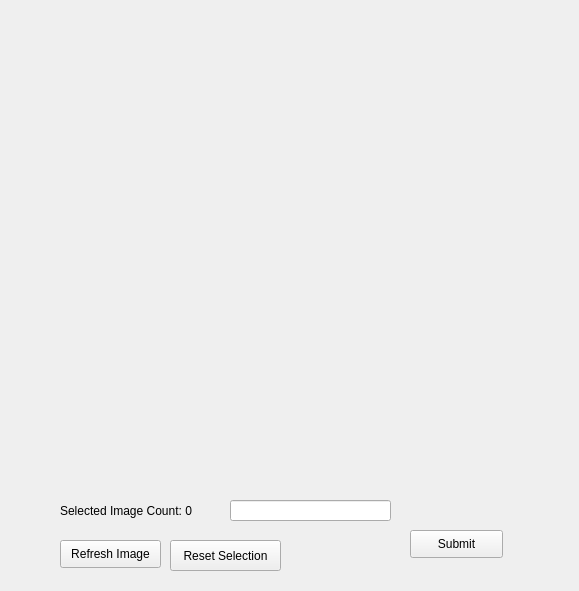
Before: the Qt Designer form src/views/register_views/image_password_view.ui in devforgely/MFA-Simulator, drawn with Qt 5.
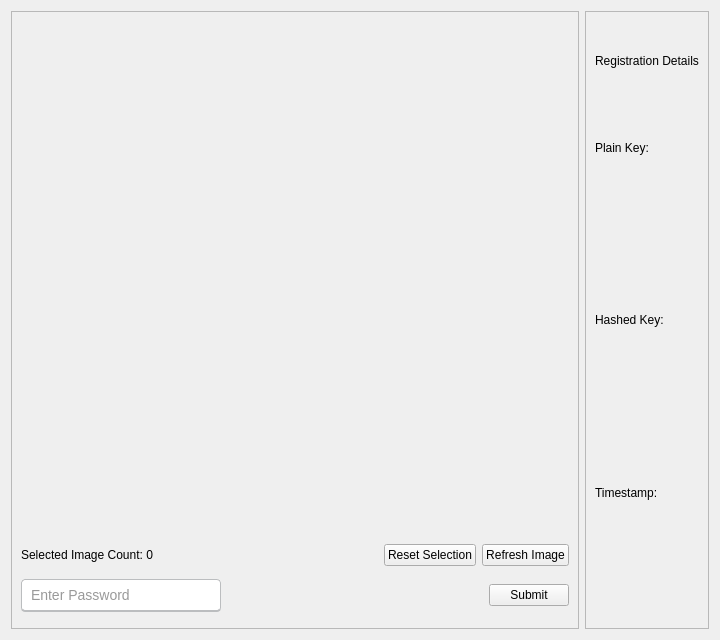
After: the same form once the commit is applied.

Patch:
```diff
--- a/src/views/register_views/image_password_view.ui
+++ b/src/views/register_views/image_password_view.ui
@@ -6,90 +6,265 @@
    <rect>
     <x>0</x>
     <y>0</y>
-    <width>579</width>
-    <height>591</height>
+    <width>720</width>
+    <height>640</height>
    </rect>
   </property>
   <property name="windowTitle">
    <string>Form</string>
   </property>
-  <widget class="QWidget" name="gridLayoutWidget">
-   <property name="geometry">
-    <rect>
-     <x>60</x>
-     <y>30</y>
-     <width>450</width>
-     <height>450</height>
-    </rect>
-   </property>
-   <layout class="QGridLayout" name="image_view" rowminimumheight="0" columnminimumwidth="0">
-    <property name="spacing">
-     <number>5</number>
-    </property>
-   </layout>
-  </widget>
-  <widget class="QPushButton" name="submit_btn">
-   <property name="geometry">
-    <rect>
-     <x>410</x>
-     <y>530</y>
-     <width>93</width>
-     <height>28</height>
-    </rect>
-   </property>
-   <property name="text">
-    <string>Submit</string>
-   </property>
-  </widget>
-  <widget class="QPushButton" name="refresh_btn">
-   <property name="geometry">
-    <rect>
-     <x>60</x>
-     <y>540</y>
-     <width>101</width>
-     <height>28</height>
-    </rect>
-   </property>
-   <property name="text">
-    <string>Refresh Image</string>
-   </property>
-  </widget>
-  <widget class="QLabel" name="select_lbl">
-   <property name="geometry">
-    <rect>
-     <x>60</x>
-     <y>500</y>
-     <width>161</width>
-     <height>21</height>
-    </rect>
-   </property>
-   <property name="text">
-    <string>Selected Image Count: 0</string>
-   </property>
-  </widget>
-  <widget class="QLineEdit" name="password_field">
-   <property name="geometry">
-    <rect>
-     <x>230</x>
-     <y>500</y>
-     <width>161</width>
-     <height>21</height>
-    </rect>
-   </property>
-  </widget>
-  <widget class="QPushButton" name="reset_btn">
-   <property name="geometry">
-    <rect>
-     <x>170</x>
-     <y>540</y>
-     <width>111</width>
-     <height>31</height>
-    </rect>
-   </property>
-   <property name="text">
-    <string>Reset Selection</string>
-   </property>
-  </widget>
+  <layout class="QHBoxLayout" name="horizontalLayout_3">
+   <item>
+    <widget class="QFrame" name="left_frame">
+     <property name="minimumSize">
+      <size>
+       <width>315</width>
+       <height>0</height>
+      </size>
+     </property>
+     <property name="maximumSize">
+      <size>
+       <width>615</width>
+       <height>16777215</height>
+      </size>
+     </property>
+     <property name="styleSheet">
+      <string notr="true">QLineEdit {
+	height: 30px;
+	width: 200px;
+  	margin: 7px 0;
+	padding: 0 7px;
+	border: 1.2px solid #bbbdbf;
+ 	border-bottom-width: 2px;
+ 	border-radius: 4px;
+	font-size: 14px;
+	font-weight: 400;
+	color: #333;
+}
+
+QLineEdit:focus {
+	border-color: #4070f4;
+}</string>
+     </property>
+     <property name="frameShape">
+      <enum>QFrame::StyledPanel</enum>
+     </property>
+     <property name="frameShadow">
+      <enum>QFrame::Raised</enum>
+     </property>
+     <layout class="QVBoxLayout" name="verticalLayout_2" stretch="0,0,0">
+      <item>
+       <widget class="QFrame" name="image_view">
+        <property name="minimumSize">
+         <size>
+          <width>400</width>
+          <height>400</height>
+         </size>
+        </property>
+        <property name="styleSheet">
+         <string notr="true">QLineEdit {
+	height: 30px;
+	width: 200px;
+  	margin: 7px 0;
+	padding: 0 7px;
+	border: 1.2px solid #bbbdbf;
+ 	border-bottom-width: 2px;
+ 	border-radius: 4px;
+	font-size: 14px;
+	font-weight: 400;
+	color: #333;
+}
+
+QLineEdit:focus {
+	border-color: #4070f4;
+}</string>
+        </property>
+        <property name="frameShape">
+         <enum>QFrame::NoFrame</enum>
+        </property>
+        <property name="frameShadow">
+         <enum>QFrame::Plain</enum>
+        </property>
+        <layout class="QGridLayout" name="gridLayout" columnstretch="0">
+         <property name="leftMargin">
+          <number>0</number>
+         </property>
+         <property name="topMargin">
+          <number>0</number>
+         </property>
+         <property name="rightMargin">
+          <number>0</number>
+         </property>
+         <property name="bottomMargin">
+          <number>0</number>
+         </property>
+         <property name="spacing">
+          <number>5</number>
+         </property>
+        </layout>
+       </widget>
+      </item>
+      <item>
+       <layout class="QHBoxLayout" name="horizontalLayout_2">
+        <item>
+         <widget class="QLabel" name="select_lbl">
+          <property name="text">
+           <string>Selected Image Count: 0</string>
+          </property>
+         </widget>
+        </item>
+        <item>
+         <spacer name="horizontalSpacer_2">
+          <property name="orientation">
+           <enum>Qt::Horizontal</enum>
+          </property>
+          <property name="sizeHint" stdset="0">
+           <size>
+            <width>40</width>
+            <height>20</height>
+           </size>
+          </property>
+         </spacer>
+        </item>
+        <item>
+         <widget class="QPushButton" name="reset_btn">
+          <property name="text">
+           <string>Reset Selection</string>
+          </property>
+         </widget>
+        </item>
+        <item>
+         <widget class="QPushButton" name="refresh_btn">
+          <property name="text">
+           <string>Refresh Image</string>
+          </property>
+         </widget>
+        </item>
+       </layout>
+      </item>
+      <item>
+       <layout class="QHBoxLayout" name="horizontalLayout">
+        <property name="spacing">
+         <number>5</number>
+        </property>
+        <item>
+         <widget class="QLineEdit" name="password_field">
+          <property name="sizePolicy">
+           <sizepolicy hsizetype="Minimum" vsizetype="Fixed">
+            <horstretch>0</horstretch>
+            <verstretch>0</verstretch>
+           </sizepolicy>
+          </property>
+          <property name="minimumSize">
+           <size>
+            <width>120</width>
+            <height>0</height>
+           </size>
+          </property>
+          <property name="maximumSize">
+           <size>
+            <width>200</width>
+            <height>16777215</height>
+           </size>
+          </property>
+          <property name="maxLength">
+           <number>127</number>
+          </property>
+          <property name="frame">
+           <bool>false</bool>
+          </property>
+          <property name="placeholderText">
+           <string>Enter Password</string>
+          </property>
+         </widget>
+        </item>
+        <item>
+         <spacer name="horizontalSpacer">
+          <property name="orientation">
+           <enum>Qt::Horizontal</enum>
+          </property>
+          <property name="sizeHint" stdset="0">
+           <size>
+            <width>40</width>
+            <height>20</height>
+           </size>
+          </property>
+         </spacer>
+        </item>
+        <item>
+         <widget class="QPushButton" name="submit_btn">
+          <property name="text">
+           <string>Submit</string>
+          </property>
+         </widget>
+        </item>
+       </layout>
+      </item>
+     </layout>
+    </widget>
+   </item>
+   <item>
+    <widget class="QFrame" name="right_frame">
+     <property name="frameShape">
+      <enum>QFrame::StyledPanel</enum>
+     </property>
+     <property name="frameShadow">
+      <enum>QFrame::Raised</enum>
+     </property>
+     <layout class="QVBoxLayout" name="verticalLayout">
+      <item>
+       <widget class="QLabel" name="label_5">
+        <property name="text">
+         <string>Registration Details</string>
+        </property>
+       </widget>
+      </item>
+      <item>
+       <widget class="QLabel" name="label_2">
+        <property name="text">
+         <string>Plain Key:</string>
+        </property>
+       </widget>
+      </item>
+      <item>
+       <widget class="QLabel" name="plain_key_label">
+        <property name="text">
+         <string/>
+        </property>
+       </widget>
+      </item>
+      <item>
+       <widget class="QLabel" name="label_3">
+        <property name="text">
+         <string>Hashed Key:</string>
+        </property>
+       </widget>
+      </item>
+      <item>
+       <widget class="QLabel" name="hashed_key_label">
+        <property name="text">
+         <string/>
+        </property>
+       </widget>
+      </item>
+      <item>
+       <widget class="QLabel" name="label_4">
+        <property name="text">
+         <string>Timestamp:</string>
+        </property>
+       </widget>
+      </item>
+      <item>
+       <widget class="QLabel" name="timestamp_label">
+        <property name="text">
+         <string/>
+        </property>
+       </widget>
+      </item>
+     </layout>
+    </widget>
+   </item>
+  </layout>
  </widget>
  <resources/>
  <connections/>
```
